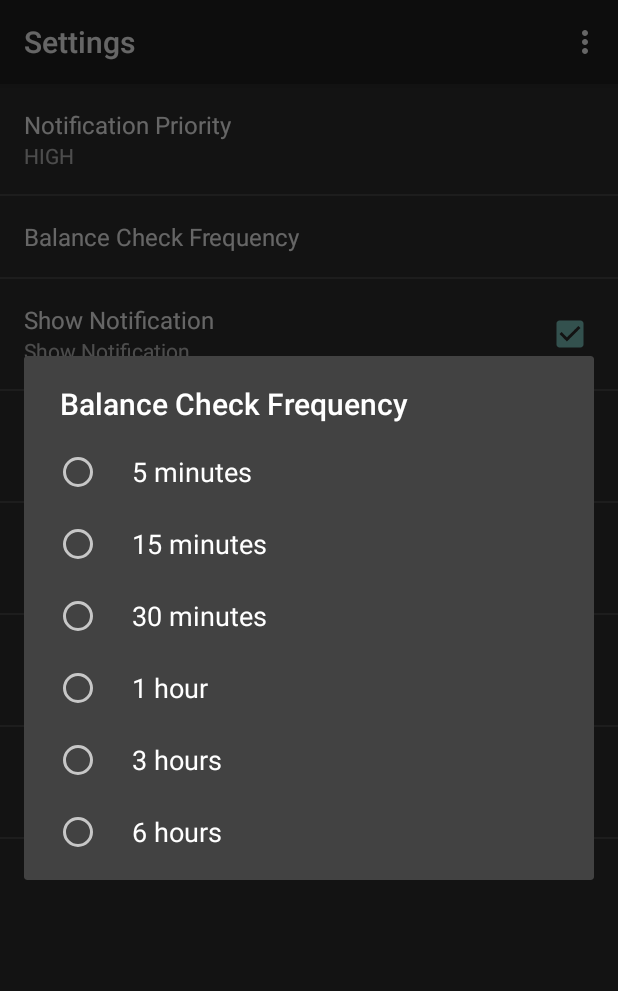
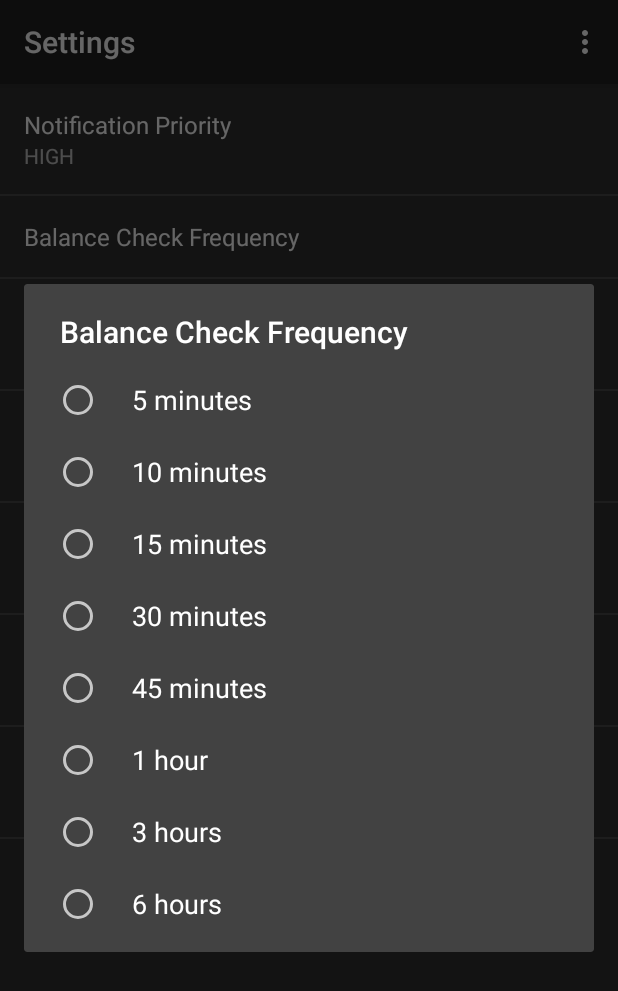
Before and after one commit to nkmathew/SafaricomBundleBalance, an Android app: the SettingsActivity screen opened directly, with no data from a screen before it, after a tap on "Balance Check Frequency", on a phone screen of 412 x 824 dp. Shown: the top 991 px of the screen. Run offline under Robolectric (Android 15) with nearby library versions, the phone set to English and light mode, and no system bars.

Commit message:
10 and 45 minute update frequency settings

```diff
--- a/app/src/main/res/values/strings.xml
+++ b/app/src/main/res/values/strings.xml
@@ -33,8 +33,10 @@
 
     <string-array name="pref_update_frequency_titles">
         <item>5 minutes</item>
+        <item>10 minutes</item>
         <item>15 minutes</item>
         <item>30 minutes</item>
+        <item>45 minutes</item>
         <item>1 hour</item>
         <item>3 hours</item>
         <item>6 hours</item>
@@ -42,8 +44,10 @@
 
     <string-array name="pref_update_frequency_values">
         <item>5</item>
+        <item>10</item>
         <item>15</item>
         <item>30</item>
+        <item>45</item>
         <item>60</item>
         <item>180</item>
         <item>360</item>
```
